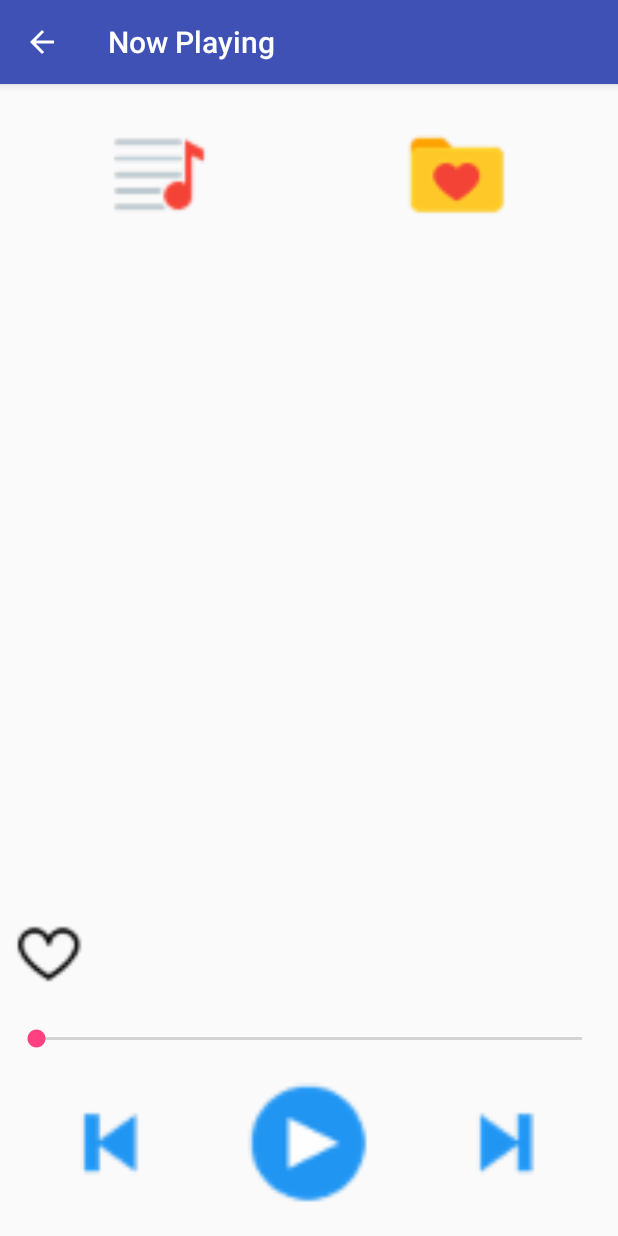
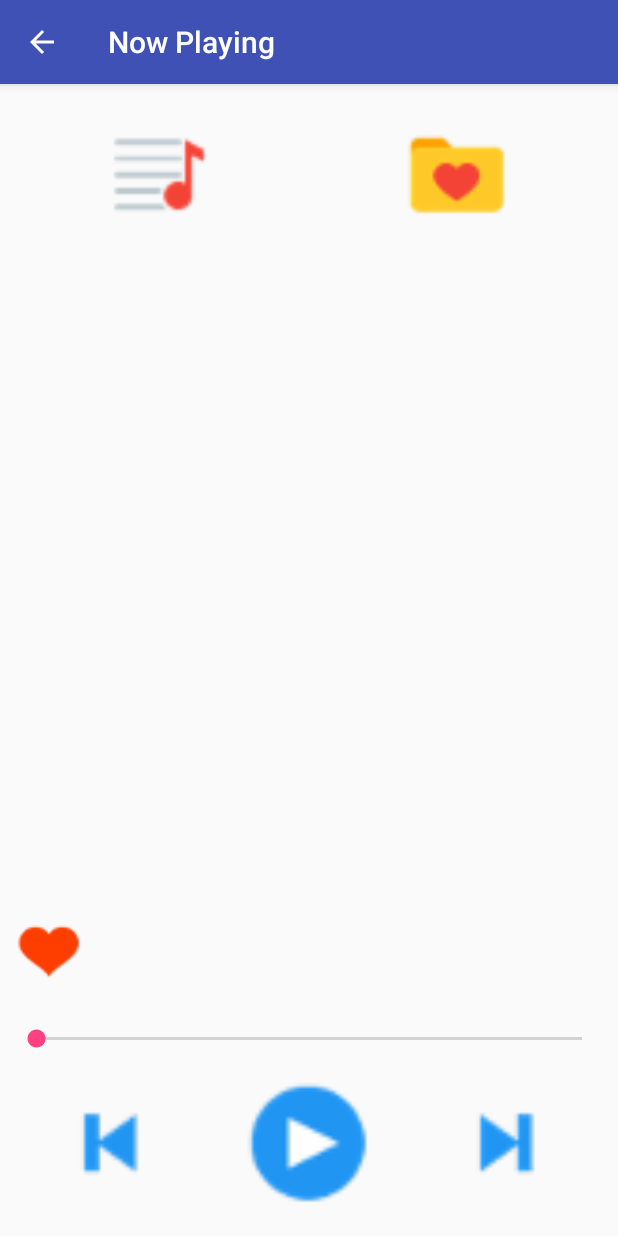
Before and after one commit to Shubham7819/Dhwani, an Android app: the NowPlayingActivity screen opened directly, with no data from a screen before it, after a tap on an icon or button, on a phone screen of 412 x 824 dp. Run offline under Robolectric (Android 15) with nearby library versions, the phone set to English and light mode, and no system bars.

Commit message:
made favourite button working

```diff
--- a/app/src/main/java/com/example/android/dhwani/MainActivity.java
+++ b/app/src/main/java/com/example/android/dhwani/MainActivity.java
@@ -50,7 +50,8 @@ public class MainActivity extends AppCompatActivity {
                 nowPlayingIntent.putExtra("songName", songs.get(position).getSongName());
                 nowPlayingIntent.putExtra("songArtist", songs.get(position).getArtistName());
                 nowPlayingIntent.putExtra("songThumb", songs.get(position).getThumbID());
-                nowPlayingIntent.putExtra("songFavourite", songs.get(position).isSongFavourite())
+                nowPlayingIntent.putExtra("songFavourite", songs.get(position).isSongFavourite());
+                nowPlayingIntent.putExtra("songPosition", position);
                 startActivity(nowPlayingIntent);
             }
         });
--- a/app/src/main/java/com/example/android/dhwani/NowPlayingActivity.java
+++ b/app/src/main/java/com/example/android/dhwani/NowPlayingActivity.java
@@ -6,6 +6,8 @@ import android.os.Bundle;
 import android.view.View;
 import android.widget.ImageView;
 import android.widget.TextView;
+
+import static com.example.android.dhwani.MainActivity.songs;
 
 public class NowPlayingActivity extends AppCompatActivity {
 
@@ -35,7 +37,7 @@ public class NowPlayingActivity extends AppCompatActivity {
         int songThumbID = getIntent().getIntExtra("songThumb", 0);
         songThumbIV.setImageResource(songThumbID);
 
-        ImageView makeFavouriteIV = findViewById(R.id.makeFavouriteIV);
+        final ImageView makeFavouriteIV = findViewById(R.id.makeFavouriteIV);
         final boolean songFavourite = getIntent().getBooleanExtra("songFavourite", false);
         if (songFavourite) {
             makeFavouriteIV.setImageResource(R.drawable.heart_filled);
@@ -43,11 +45,16 @@ public class NowPlayingActivity extends AppCompatActivity {
             makeFavouriteIV.setImageResource(R.drawable.heart_empty);
         }
 
+        final int songPosition = getIntent().getIntExtra("songPosition", 0);
         makeFavouriteIV.setOnClickListener(new View.OnClickListener() {
             @Override
             public void onClick(View v) {
                 if (songFavourite) {
-
+                    songs.get(songPosition).setSongUnFavourite();
+                    makeFavouriteIV.setImageResource(R.drawable.heart_empty);
+                } else {
+                    songs.get(songPosition).setSongFavourite();
+                    makeFavouriteIV.setImageResource(R.drawable.heart_filled);
                 }
             }
         });
--- a/app/src/main/java/com/example/android/dhwani/Song.java
+++ b/app/src/main/java/com/example/android/dhwani/Song.java
@@ -38,4 +38,8 @@ public class Song {
     public void setSongFavourite(){
         mFavourite = true;
     }
+
+    public void setSongUnFavourite() {
+        mFavourite = false;
+    }
 }
```
